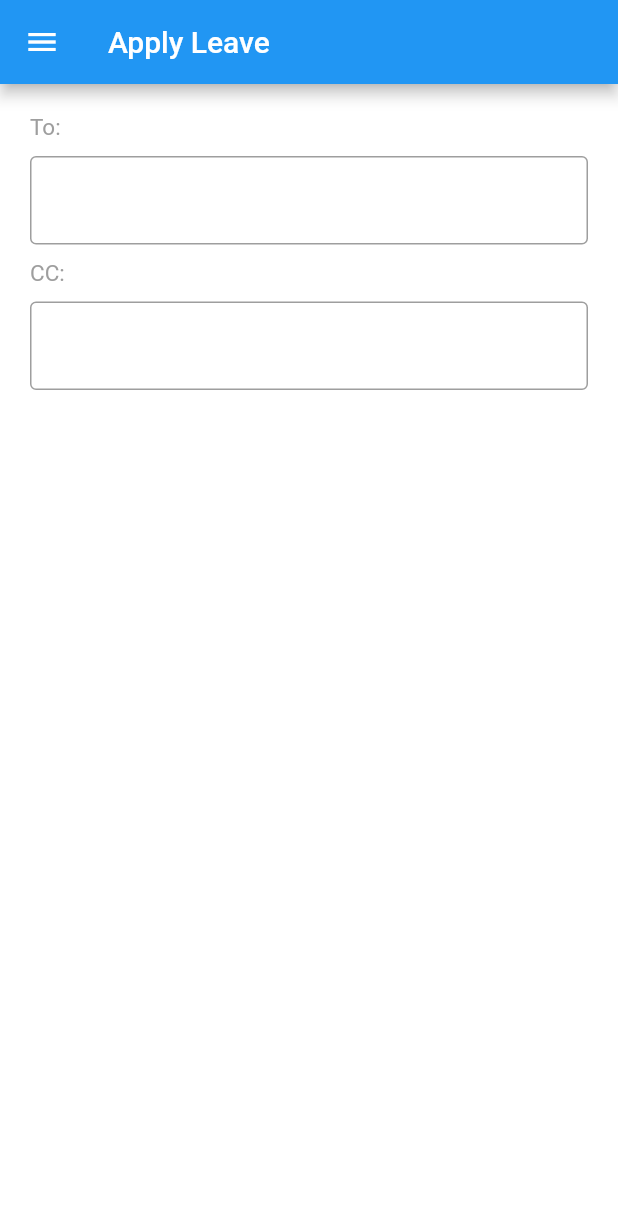
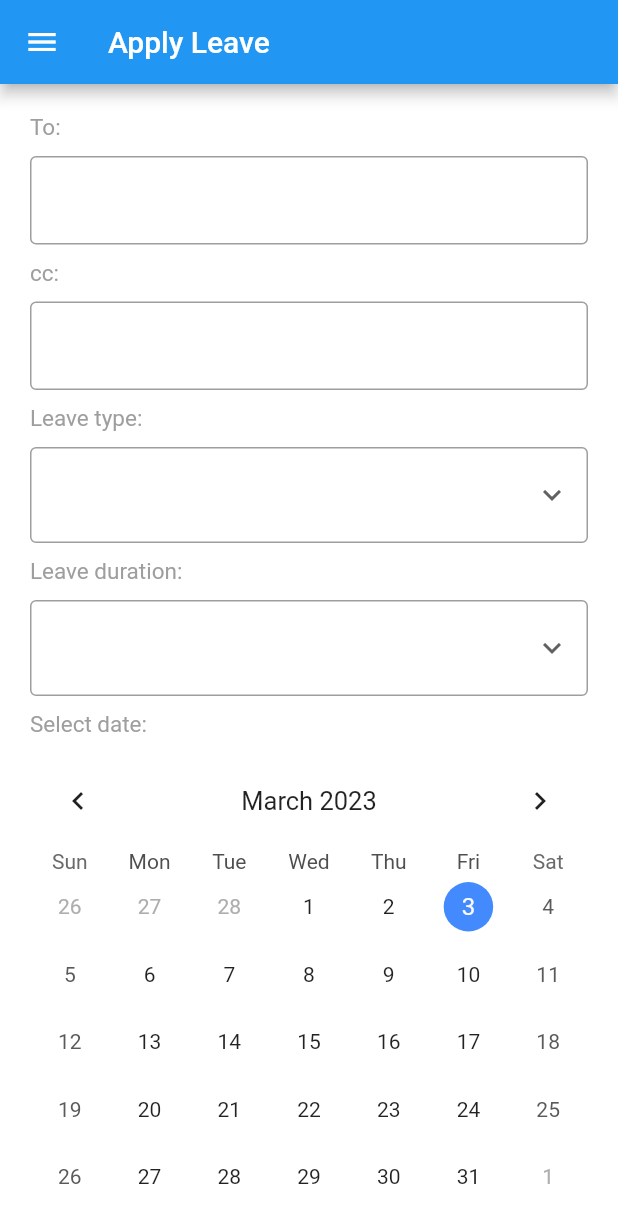
Before and after one commit to sakthi-dotcom/ah_lms_flutter, a Flutter app: the ApplyLeave screen opened directly, on a phone screen of 412 x 824 dp. Shown: the top 1223 px of the screen. Run offline on Flutter 3.47's test engine with Material 2 defaults, Android fonts, the phone set to English and light mode, and no system bars; drawn by our look-alikes of table_calendar; our stand-ins replace image_picker.

```diff
--- a/lib/view/sidebar/apply_leave.dart
+++ b/lib/view/sidebar/apply_leave.dart
@@ -1,6 +1,7 @@
 import 'package:flutter/material.dart';
 import 'package:ah_lms/sidebar.dart';
 import 'package:ah_lms/constant.dart';
+import 'package:table_calendar/table_calendar.dart';
 
 class ApplyLeave extends StatefulWidget {
   const ApplyLeave({Key? key}) : super(key: key);
@@ -10,6 +11,29 @@ class ApplyLeave extends StatefulWidget {
 }
 
 class _ApplyLeaveState extends State<ApplyLeave> {
+
+  DateTime today = DateTime.now();
+  String dropdownvalue = '';
+  String dropdownvalue1 = '';
+  var items = [
+    'Earned Leave',
+    'Loss of pay',
+    'Maternity',
+    'Paternity',
+    'Medical Leave',
+  ];
+  var items1 = [
+    'less than 1 day',
+    'one or more than one day'
+  ];
+
+
+  void _onDaySelected(DateTime day, DateTime focusedDay,) {
+    setState(() {
+      today = day;
+    });
+  }
+
   @override
   Widget build(BuildContext context) {
     return WillPopScope(
@@ -22,7 +46,16 @@ class _ApplyLeaveState extends State<ApplyLeave> {
         appBar: AppBar(
           title: Text(app_leave),
         ),
-        body: SingleChildScrollView(
+        body: Container(
+          height: MediaQuery
+              .of(context)
+              .size
+              .height,
+          width: MediaQuery
+              .of(context)
+              .size
+              .width,
+          child: SingleChildScrollView(
             child: Column(
               crossAxisAlignment: CrossAxisAlignment.start,
               children: [
@@ -52,7 +85,7 @@ class _ApplyLeaveState extends State<ApplyLeave> {
                 const Padding(
                   padding: EdgeInsets.only(left: 20.0, top: 10),
                   child: Text(
-                  "CC:",
+                    "cc:",
                     style: TextStyle(
                         fontSize: 15.0,
                         fontWeight: FontWeight.normal,
@@ -71,8 +104,112 @@ class _ApplyLeaveState extends State<ApplyLeave> {
                       ),
                     ),
                   ),
+                ),
+                const Padding(
+                  padding: EdgeInsets.only(left: 20.0, top: 10),
+                  child: Text(
+                    "Leave type:",
+                    style: TextStyle(
+                        fontSize: 15.0,
+                        fontWeight: FontWeight.normal,
+                        color: Colors.grey),
+                  ),
+                ),
+                 Padding(
+                    padding:
+                    const EdgeInsets.only(left: 20.0, right: 20.0, top: 10.0),
+                  child: DropdownButtonFormField(
+                    decoration: const InputDecoration(
+                        border: OutlineInputBorder(),
+                        enabledBorder: OutlineInputBorder(
+                            borderSide: BorderSide(color: Colors.grey)),
+                    ),
+                    value: dropdownvalue,
+                    icon: const Icon(Icons.keyboard_arrow_down),
+                    items: items.map((String items) {
+                      return DropdownMenuItem(
+                        value: items,
+                        child: Text(items),
+                      );
+                    }).toList(),
+                      onChanged: (String? newValue) {
+                        setState(() {
+                          dropdownvalue = newValue!;
+                        });
+                      }
+                  ),
+                ),
+                const Padding(
+                  padding: EdgeInsets.only(left: 20.0, top: 10),
+                  child: Text(
+                    "Leave duration:",
+                    style: TextStyle(
+                        fontSize: 15.0,
+                        fontWeight: FontWeight.normal,
+                        color: Colors.grey),
+                  ),
+                ),
+                Padding(
+                  padding:
+                  const EdgeInsets.only(left: 20.0, right: 20.0, top: 10.0),
+                  child: DropdownButtonFormField(
+                      decoration: const InputDecoration(
+                        border: OutlineInputBorder(),
+                        enabledBorder: OutlineInputBorder(
+                            borderSide: BorderSide(color: Colors.grey)),
+                      ),
+                      icon: const Icon(Icons.keyboard_arrow_down),
+                      items: items1.map((String _items) {
+                        return DropdownMenuItem(
+                          value: _items,
+                          child: Text(_items),
+                        );
+                      }).toList(),
+                      onChanged: (String? _newValue) {
+                        setState(() {
+                          dropdownvalue1 = _newValue!;
+                        });
+                      }
+                  ),
+                ),
+                const Padding(
+                  padding: EdgeInsets.only(left: 20.0, top: 10),
+                  child: Text(
+                    "Select date:",
+                    style: TextStyle(
+                        fontSize: 15.0,
+                        fontWeight: FontWeight.normal,
+                        color: Colors.grey),
+                  ),
+                ),
+                Padding(
+                  padding: EdgeInsets.only(left: 20.0, top: 10, right: 20.0),
+                  child: TableCalendar(
+                    locale: "en_US",
+                    rowHeight: 45,
+                    headerStyle: const HeaderStyle(
+                        formatButtonVisible: false, titleCentered: true),
+                    calendarStyle: const CalendarStyle(
+                      todayDecoration: BoxDecoration(
+                        color: Colors.blueAccent,
+                        shape: BoxShape.circle,
+                      ),
+                      selectedDecoration: BoxDecoration(
+                        color: Colors.blueAccent,
+                        shape: BoxShape.circle,
+                      ),
+                    ),
+                    availableGestures: AvailableGestures.all,
+                    selectedDayPredicate: (day) => isSameDay(day, today),
+                    focusedDay: DateTime.now(),
+                    firstDay: DateTime.utc(2010, 10, 16),
+                    lastDay: DateTime.utc(2030, 3, 14),
+                    onDaySelected: _onDaySelected,
+                  ),
+
                 )
               ],
+            ),
           ),
         ),
       ),
--- a/pubspec.yaml
+++ b/pubspec.yaml
@@ -37,6 +37,7 @@ dependencies:
   cupertino_icons: ^1.0.2
   fluttertoast: ^8.0.9
   image_picker: ^0.6.7+6
+  table_calendar: ^3.0.9
 dev_dependencies:
   flutter_test:
     sdk: flutter
```
Also changed, not shown: pubspec.lock. Lines whose indentation alone changed are shown as unchanged.
